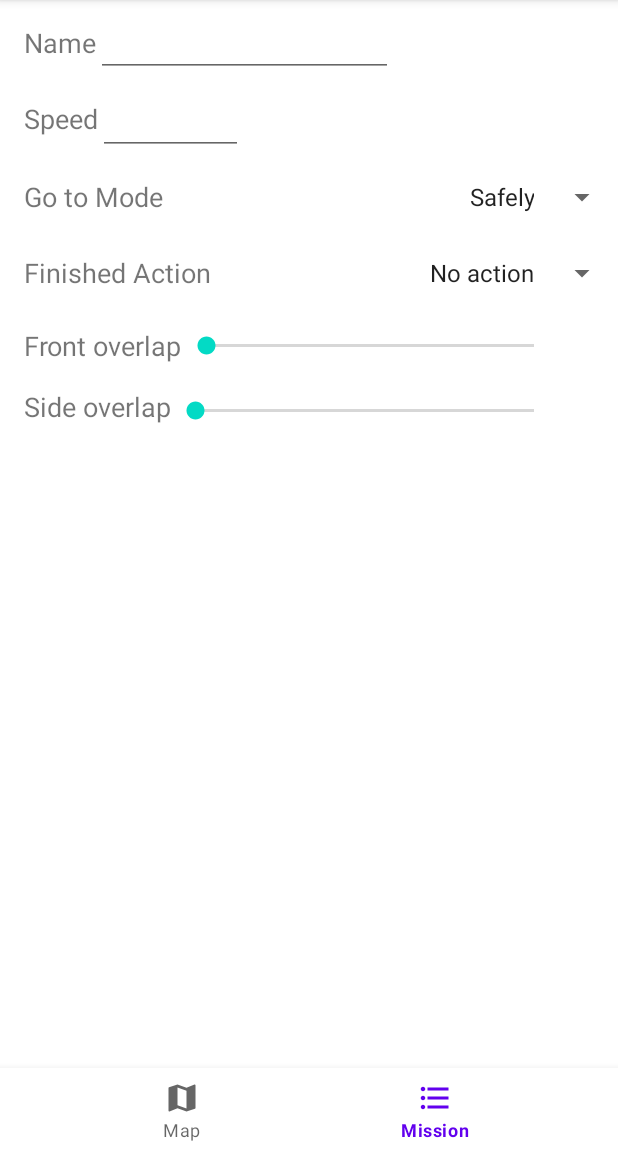
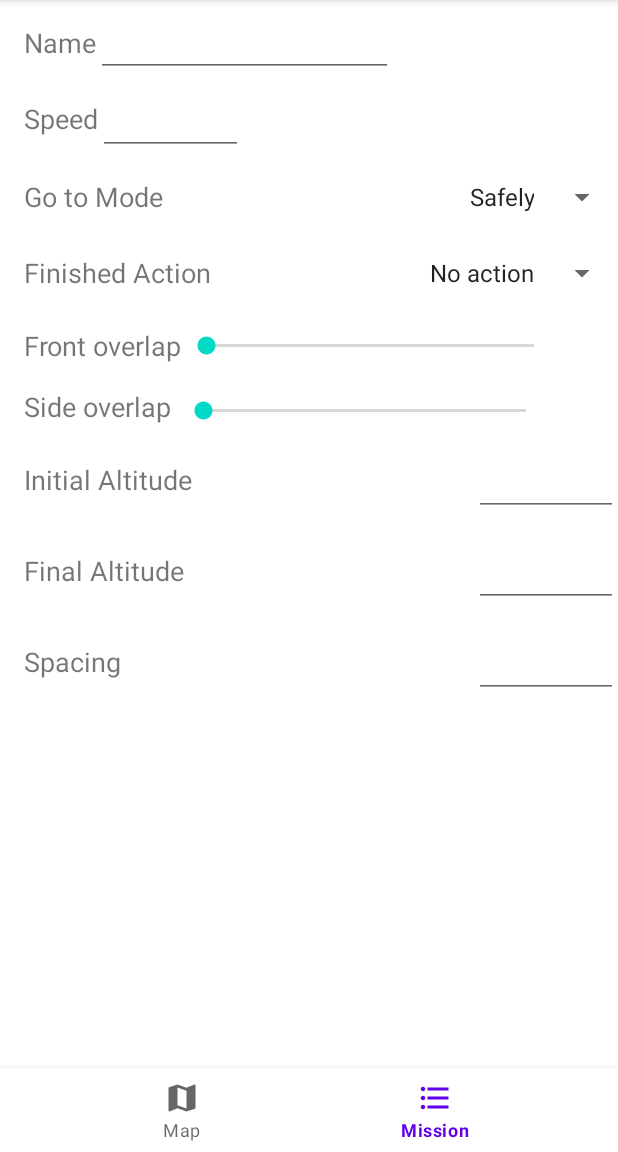
Before and after one commit to Anebe/Drone, an Android app: the MapFragment screen opened directly, with no data from a screen before it, item 2 of the bottom bar chosen, on a phone screen of 412 x 824 dp, the part 84-1236 px from its top. Run offline under Robolectric (Android 15) with nearby library versions, the phone set to English and light mode, and no system bars; our stand-ins replace Room's generated code; libraries missing offline, so code that uses them is left out: dji.common.error, dji.common.flightcontroller, dji.common.mission, dji.common.util, dji.sdk.mission and 2 more; 2 statements that could not run were skipped.

Commit message:
Change 4

```diff
--- a/app/src/main/java/com/dji/drone/model/Mission.java
+++ b/app/src/main/java/com/dji/drone/model/Mission.java
@@ -62,7 +62,7 @@ public class Mission{
         waypointMissionBuilder.waypointCount(waypointList.size());
         waypointMissionBuilder.autoFlightSpeed(speed);
         waypointMissionBuilder.maxFlightSpeed(maxSpeed);
-        waypointMissionBuilder.setExitMissionOnRCSignalLostEnabled(true);
+        waypointMissionBuilder.setExitMissionOnRCSignalLostEnabled(false);
         waypointMissionBuilder.gotoFirstWaypointMode(WaypointMissionGotoWaypointMode.SAFELY);
         waypointMissionBuilder.finishedAction(WaypointMissionFinishedAction.AUTO_LAND);
         waypointMissionBuilder.headingMode(WaypointMissionHeadingMode.AUTO);
--- a/app/src/main/java/com/dji/drone/model/WaypointPathMaker.java
+++ b/app/src/main/java/com/dji/drone/model/WaypointPathMaker.java
@@ -32,39 +32,11 @@ public class WaypointPathMaker{
                 LatLng aux = coordinates.get(j);
                 result.add(new Waypoint(aux.latitude,aux.longitude, actual_height));
             }
-            LatLng aux  =coordinates.get(coordinates.size()-1);
+            actual_height = Float.sum(actual_height, height_increment);
+            LatLng aux = coordinates.get(coordinates.size()-1);
             result.add(new Waypoint(aux.latitude,aux.longitude, actual_height));
-            actual_height = Float.sum(actual_height, height_increment);
         }
-        /*for (int i = 0; i < coordinates.size(); i++) {
-            List<Waypoint> aux;
-            if (i == coordinates.size() - 1) {
-                aux = makeSidePath(coordinates.get(i), coordinates.get(0), initialHeight, finalHeight);
-            } else {
-                aux = makeSidePath(coordinates.get(i), coordinates.get(i + 1), initialHeight, finalHeight);
-            }
-            result.addAll(aux);
-        }*/
         Log.i(this.getClass().getName(), result.toString());
         return result;
     }
-
-    /*private List<Waypoint> makeSidePath(LatLng first, LatLng last, Double initialHeight, Double finalHeight){
-        ArrayList<Waypoint> result = new ArrayList<>();
-
-        float actual_height = initialHeight.floatValue();
-        float height_increment = (Float.sum(finalHeight.floatValue(), initialHeight.floatValue() * (-1))) / lines;
-        for (int i = 0; i < lines; i++) {
-            if(i % 2 == 0){
-                result.add(new Waypoint(first.latitude, first.longitude,  actual_height));
-                result.add(new Waypoint(last.latitude, last.longitude, actual_height));
-            }
-            else {
-                result.add(new Waypoint(last.latitude, last.longitude, actual_height));
-                result.add(new Waypoint(first.latitude, first.longitude,  actual_height));
-            }
-            actual_height = Float.sum(actual_height, height_increment);
-        }
-        return result;
-    }*/
 }
--- a/app/src/main/java/com/dji/drone/view/fragment/MapFragment.java
+++ b/app/src/main/java/com/dji/drone/view/fragment/MapFragment.java
@@ -49,6 +49,7 @@ public class MapFragment extends Fragment {
         initUI();
         initData();
         initListener();
+        initObserver();
 
         return view;
     }
@@ -96,6 +97,10 @@ public class MapFragment extends Fragment {
 
         btn_upload.setOnClickListener(v -> mainViewModel.uploadMission(polygonOptions.getPoints()));
     }
+
+    private void initObserver(){
+
+    }
     private void initMapListener(){
         if(map != null){
             map.setOnMapClickListener(latLng -> {
--- a/app/src/main/java/com/dji/drone/view/fragment/MissionManagerFragment.java
+++ b/app/src/main/java/com/dji/drone/view/fragment/MissionManagerFragment.java
@@ -39,6 +39,7 @@ public class MissionManagerFragment extends Fragment {
     }
 
     private void initListener(){
+        Bundle result = new Bundle();
         skb_sideOverlap.setOnSeekBarChangeListener(new SeekBar.OnSeekBarChangeListener() {
             @Override
             public void onProgressChanged(SeekBar seekBar, int progress, boolean fromUser) {
--- a/app/src/main/java/com/dji/drone/viewModel/MainViewModel.java
+++ b/app/src/main/java/com/dji/drone/viewModel/MainViewModel.java
@@ -7,6 +7,7 @@ import androidx.annotation.Nullable;
 import androidx.lifecycle.AndroidViewModel;
 import androidx.lifecycle.LiveData;
 import androidx.lifecycle.MutableLiveData;
+import androidx.room.Room;
 
 import com.dji.drone.model.Mission;
 import com.dji.drone.model.MissionDAO;
@@ -14,6 +15,7 @@ import com.dji.drone.model.MissionDatabase;
 import com.dji.drone.model.WaypointActionDAO;
 import com.dji.drone.model.WaypointDAO;
 import com.dji.drone.model.WaypointPathMaker;
+import com.google.android.gms.common.internal.RootTelemetryConfigManager;
 import com.google.android.gms.maps.model.LatLng;
 
 import java.util.ArrayList;
@@ -21,7 +23,6 @@ import java.util.List;
 
 import dji.common.error.DJIError;
 import dji.common.flightcontroller.FlightControllerState;
-import dji.common.mission.waypoint.Waypoint;
 import dji.common.mission.waypoint.WaypointMissionDownloadEvent;
 import dji.common.mission.waypoint.WaypointMissionExecutionEvent;
 import dji.common.mission.waypoint.WaypointMissionState;
@@ -34,10 +35,15 @@ public class MainViewModel extends AndroidViewModel implements WaypointMissionOp
     private MutableLiveData<LatLng> droneLatLnt;
     private Mission mission;
     private WaypointPathMaker waypointPathMaker;
+
+    //------------------------------
     private MissionDatabase missionDatabase;
     private MissionDAO missionDAO;
     private WaypointDAO waypointDAO;
     private WaypointActionDAO waypointActionDAO;
+    //-------------------------------
+
+    private MutableLiveData<List<LatLng>>  waypoints;
 
     public MainViewModel(@NonNull Application application) {
         super(application);
@@ -45,7 +51,14 @@ public class MainViewModel extends AndroidViewModel implements WaypointMissionOp
         progressUploadWaypointMission = new MutableLiveData<>();
         droneLatLnt = new MutableLiveData<>();
         mission.addEventsListener(this);
-        waypointPathMaker = new WaypointPathMaker(2);
+        waypointPathMaker = new WaypointPathMaker(5);
+
+        missionDatabase = Room.databaseBuilder(
+                application.getApplicationContext(),MissionDatabase.class, "mission-control")
+                .build();
+        missionDAO = missionDatabase.getMissionDAO();
+        waypointDAO = missionDatabase.getWaypointDAO();
+        waypointActionDAO = missionDatabase.getWaypointActionDAO();
     }
 
     public LiveData<String> getProgressUploadWaypointMission() {
@@ -56,18 +69,31 @@ public class MainViewModel extends AndroidViewModel implements WaypointMissionOp
         return droneLatLnt;
     }
 
+    public LiveData<List<LatLng>> getWaypoints() {
+        return waypoints;
+    }
+
+    public void setWaypoints(List<LatLng> waypoints) {
+        this.waypoints.setValue(waypoints);
+    }
 
     //My Methods--------------------------------------------------
     public void uploadMission(List<LatLng> points) {
-        ArrayList<Waypoint> waypoints = new ArrayList<>();
 
-        /*for (LatLng i : points) {
-            waypoints.add(new Waypoint(i.latitude, i.longitude, 3f));
-        }*/
-        DJIError result =  mission.prepareMission(waypointPathMaker.makePath(points, 2.0, 4.0));
-        progressUploadWaypointMission.setValue(mission.getACurrentState().toString());
+        DJIError result =  mission.prepareMission(waypointPathMaker.makePath(points, 2.0, 17.0));
+        /*
+        ArrayList<Waypoint> waypointArrayList = new ArrayList<>();
+        for (LatLng item : points) {
+            waypointArrayList.add(new Waypoint(item.latitude, item.longitude, 2f));
+        }
+        DJIError result =  mission.prepareMission(waypointArrayList);*/
+
         if(result == null){
+            progressUploadWaypointMission.setValue(mission.getACurrentState().toString());
             mission.uploadMission();
+        }
+        else{
+            progressUploadWaypointMission.setValue("check error: " + result.getDescription() + result.getErrorCode());
         }
     }
 
@@ -88,14 +114,20 @@ public class MainViewModel extends AndroidViewModel implements WaypointMissionOp
 
     @Override
     public void onUploadUpdate(@NonNull WaypointMissionUploadEvent waypointMissionUploadEvent) {
-        /*String msg = "";
-        if(waypointMissionUploadEvent.getCurrentState() != null){
+
+        String msg = "a";
+        /*if(waypointMissionUploadEvent.getCurrentState() != null){
             msg += waypointMissionUploadEvent.getCurrentState().toString();
         }
         if(waypointMissionUploadEvent.getProgress() != null){
-            msg += waypointMissionUploadEvent.getProgress().uploadedWaypointIndex + " de " + waypointMissionUploadEvent.getProgress().totalWaypointCount;
+
+            msg += String.valueOf(waypointMissionUploadEvent.getProgress().uploadedWaypointIndex) +
+                " de " + String.valueOf(waypointMissionUploadEvent.getProgress().totalWaypointCount);
         }
-        progressUploadWaypointMission.setValue(msg);*/
+        progressUploadWaypointMission.setValue(msg);
+        */
+
+        //progressUploadWaypointMission.setValue("A");
     }
 
     @Override
--- a/app/src/main/res/layout/fragment_mission_manager.xml
+++ b/app/src/main/res/layout/fragment_mission_manager.xml
@@ -18,7 +18,7 @@
         app:layout_constraintTop_toTopOf="parent" />
 
     <EditText
-        android:id="@+id/editTextTextPersonName"
+        android:id="@+id/editTextName"
         android:layout_width="0dp"
         android:layout_height="wrap_content"
         android:layout_marginEnd="150dp"
@@ -31,7 +31,7 @@
         app:layout_constraintTop_toTopOf="@+id/textView" />
 
     <EditText
-        android:id="@+id/editTextNumberDecimal"
+        android:id="@+id/editTextSpeed"
         android:layout_width="0dp"
         android:layout_height="48dp"
         android:layout_marginEnd="250dp"
@@ -43,6 +43,39 @@
         app:layout_constraintHorizontal_bias="1.0"
         app:layout_constraintStart_toEndOf="@+id/textView4"
         app:layout_constraintTop_toTopOf="@+id/textView4" />
+
+    <EditText
+        android:id="@+id/editTextSpacing"
+        android:layout_width="96dp"
+        android:layout_height="48dp"
+        android:ems="10"
+        android:inputType="numberDecimal"
+        android:textSize="16sp"
+        app:layout_constraintBottom_toBottomOf="@+id/textView10"
+        app:layout_constraintEnd_toEndOf="parent"
+        app:layout_constraintTop_toTopOf="@+id/textView10" />
+
+    <EditText
+        android:id="@+id/editTextFinalAltitude"
+        android:layout_width="96dp"
+        android:layout_height="48dp"
+        android:ems="10"
+        android:inputType="numberDecimal"
+        android:textSize="16sp"
+        app:layout_constraintBottom_toBottomOf="@+id/textView9"
+        app:layout_constraintEnd_toEndOf="parent"
+        app:layout_constraintTop_toTopOf="@+id/textView9" />
+
+    <EditText
+        android:id="@+id/editTextInitialAltitude"
+        android:layout_width="96dp"
+        android:layout_height="48dp"
+        android:ems="10"
+        android:inputType="numberDecimal"
+        android:textSize="16sp"
+        app:layout_constraintBottom_toBottomOf="@+id/textView8"
+        app:layout_constraintEnd_toEndOf="parent"
+        app:layout_constraintTop_toTopOf="@+id/textView8" />
 
     <TextView
         android:id="@+id/textView3"
@@ -78,7 +111,7 @@
         tools:text="100" />
 
     <TextView
-        android:id="@+id/textView5"
+        android:id="@+id/textViewFrontOverlap"
         android:layout_width="wrap_content"
         android:layout_height="wrap_content"
         android:layout_marginStart="16dp"
@@ -89,7 +122,7 @@
         app:layout_constraintTop_toBottomOf="@+id/textView3" />
 
     <TextView
-        android:id="@+id/textView6"
+        android:id="@+id/textViewSideOverlap"
         android:layout_width="wrap_content"
         android:layout_height="wrap_content"
         android:layout_marginStart="16dp"
@@ -97,7 +130,40 @@
         android:text="Side overlap"
         android:textSize="18sp"
         app:layout_constraintStart_toStartOf="parent"
-        app:layout_constraintTop_toBottomOf="@+id/textView5" />
+        app:layout_constraintTop_toBottomOf="@+id/textViewFrontOverlap" />
+
+    <TextView
+        android:id="@+id/textView8"
+        android:layout_width="wrap_content"
+        android:layout_height="wrap_content"
+        android:layout_marginStart="16dp"
+        android:layout_marginTop="24dp"
+        android:text="Initial Altitude"
+        android:textSize="18sp"
+        app:layout_constraintStart_toStartOf="parent"
+        app:layout_constraintTop_toBottomOf="@+id/textViewSideOverlap" />
+
+    <TextView
+        android:id="@+id/textView9"
+        android:layout_width="wrap_content"
+        android:layout_height="wrap_content"
+        android:layout_marginStart="16dp"
+        android:layout_marginTop="36dp"
+        android:text="Final Altitude"
+        android:textSize="18sp"
+        app:layout_constraintStart_toStartOf="parent"
+        app:layout_constraintTop_toBottomOf="@+id/textView8" />
+
+    <TextView
+        android:id="@+id/textView10"
+        android:layout_width="wrap_content"
+        android:layout_height="wrap_content"
+        android:layout_marginStart="16dp"
+        android:layout_marginTop="36dp"
+        android:text="Spacing"
+        android:textSize="18sp"
+        app:layout_constraintStart_toStartOf="parent"
+        app:layout_constraintTop_toBottomOf="@+id/textView9" />
 
     <TextView
         android:id="@+id/textView2"
@@ -122,7 +188,7 @@
         app:layout_constraintTop_toBottomOf="@+id/textView" />
 
     <Spinner
-        android:id="@+id/spinner2"
+        android:id="@+id/spinnerFinishedAction"
         android:layout_width="0dp"
         android:layout_height="48dp"
         android:entries="@array/finished_action"
@@ -137,24 +203,26 @@
         android:id="@+id/sk_front_overlap"
         android:layout_width="0dp"
         android:layout_height="30dp"
-        app:layout_constraintBottom_toBottomOf="@+id/textView5"
+        app:layout_constraintBottom_toBottomOf="@+id/textViewFrontOverlap"
         app:layout_constraintEnd_toStartOf="@+id/tv_front_overlap_value"
-        app:layout_constraintStart_toEndOf="@+id/textView5"
-        app:layout_constraintTop_toTopOf="@+id/textView5" />
+        app:layout_constraintStart_toEndOf="@+id/textViewFrontOverlap"
+        app:layout_constraintTop_toTopOf="@+id/textViewFrontOverlap" />
 
     <SeekBar
         android:id="@+id/sk_side_overlap"
         android:layout_width="0dp"
         android:layout_height="30dp"
-        app:layout_constraintBottom_toBottomOf="@+id/textView6"
+        android:layout_marginStart="5dp"
+        android:layout_marginEnd="5dp"
+        app:layout_constraintBottom_toBottomOf="@+id/textViewSideOverlap"
         app:layout_constraintEnd_toStartOf="@+id/tv_side_overlap_value"
         app:layout_constraintHorizontal_bias="0.0"
-        app:layout_constraintStart_toEndOf="@+id/textView6"
-        app:layout_constraintTop_toTopOf="@+id/textView6"
+        app:layout_constraintStart_toEndOf="@+id/textViewSideOverlap"
+        app:layout_constraintTop_toTopOf="@+id/textViewSideOverlap"
         app:layout_constraintVertical_bias="0.0" />
 
     <Spinner
-        android:id="@+id/spinner"
+        android:id="@+id/spinnerGotoMode"
         android:layout_width="0dp"
         android:layout_height="48dp"
         android:entries="@array/goto_mode"
```
Also changed, not shown: app/src/main/java/com/dji/drone/model/MissionEntity.java (+63 -1 lines), app/src/main/java/com/dji/drone/model/WaypointActionEntity.java (+18 -2 lines), app/src/main/java/com/dji/drone/model/WaypointEntity.java (+16 -0 lines).
